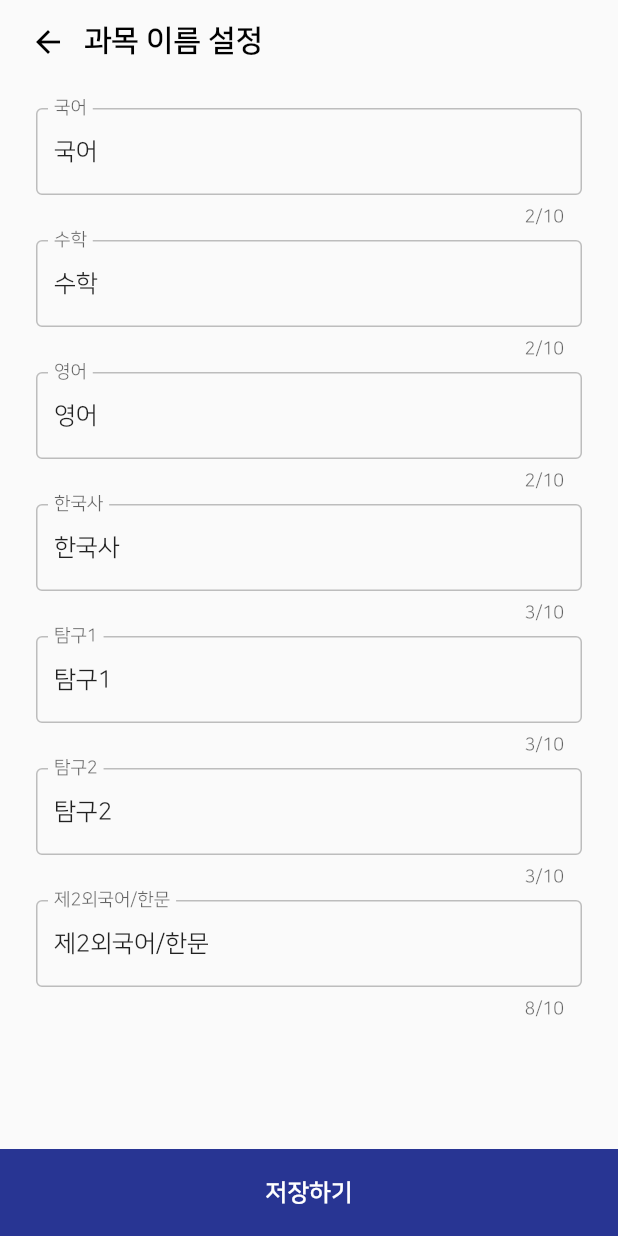
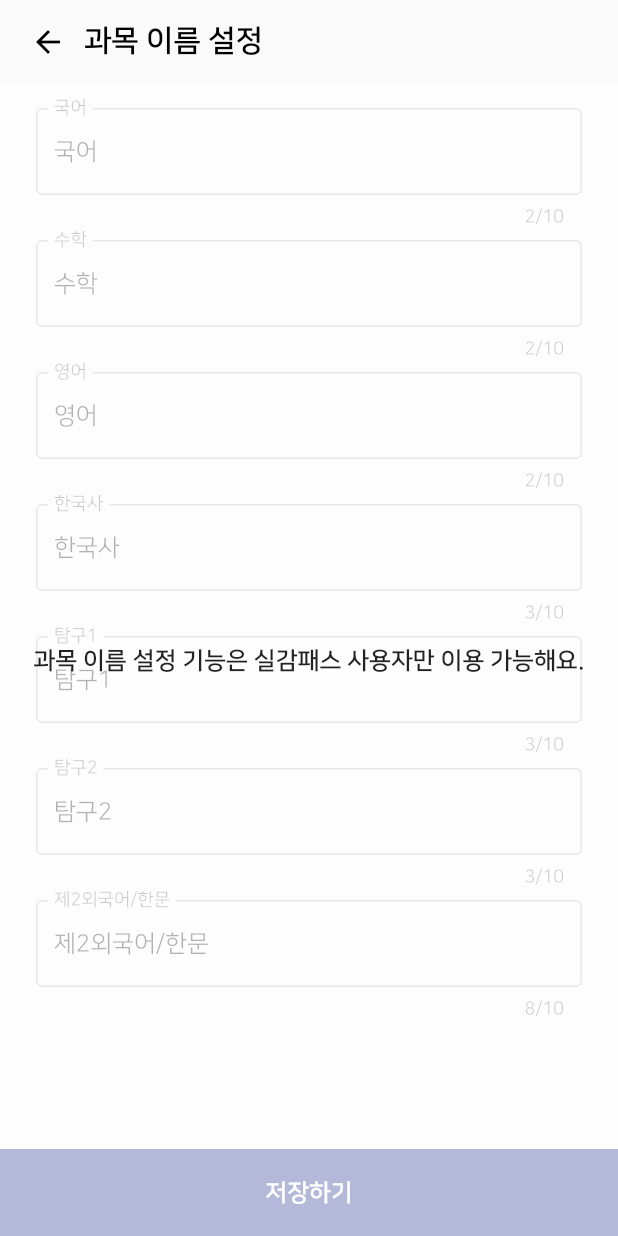
Before and after one commit to silgam/silgam-flutter, a Flutter app: the CustomizeSubjectNamePage screen opened by its route, on a phone screen of 412 x 824 dp. Run offline on Flutter 3.47's test engine with Material 2 defaults, Android fonts, the phone set to English and light mode, and no system bars; our stand-ins replace bloc, cached_network_image, carousel_slider, cloud_firestore, connectivity_plus, dio and 35 more; missing offline and left inert: audio_session, flutter_facebook_auth, in_app_purchase_storekit, kakao_flutter_sdk, mixpanel_flutter, rich_text_controller; accounts and stored records are empty; generated files the repository leaves out were written again; network calls fail; statements that could not run were skipped.

Commit message:
feat: 과목 이름 설정 페이지에 무료 사용자는 오버레이 띄우기

```diff
--- /dev/null
+++ b/lib/presentation/common/free_user_block_overlay.dart
@@ -0,0 +1,49 @@
+import 'package:collection/collection.dart';
+import 'package:flutter/material.dart';
+import 'package:flutter_bloc/flutter_bloc.dart';
+
+import '../app/cubit/iap_cubit.dart';
+import 'purchase_button.dart';
+
+class FreeUserBlockOverlay extends StatelessWidget {
+  const FreeUserBlockOverlay({super.key, required this.text});
+
+  final String text;
+
+  @override
+  Widget build(BuildContext context) {
+    return Container(
+      color: Colors.white.withOpacity(0.65),
+      alignment: Alignment.center,
+      padding: const EdgeInsets.all(20),
+      child: Column(
+        mainAxisSize: MainAxisSize.min,
+        children: [
+          Text(
+            text,
+            textAlign: TextAlign.center,
+            style: const TextStyle(
+              fontWeight: FontWeight.bold,
+              fontSize: 16,
+            ),
+          ),
+          BlocBuilder<IapCubit, IapState>(
+            builder: (context, iapState) {
+              final product = iapState.activeProducts.firstOrNull;
+              if (product == null) {
+                return const SizedBox.shrink();
+              }
+              return Padding(
+                padding: const EdgeInsets.only(top: 20),
+                child: PurchaseButton(
+                  product: iapState.activeProducts.first,
+                  expand: false,
+                ),
+              );
+            },
+          ),
+        ],
+      ),
+    );
+  }
+}
--- a/lib/presentation/customize_subject_name_page/customize_subject_name_page.dart
+++ b/lib/presentation/customize_subject_name_page/customize_subject_name_page.dart
@@ -3,7 +3,9 @@ import 'package:flutter_bloc/flutter_bloc.dart';
 
 import '../../model/subject.dart';
 import '../../util/injection.dart';
+import '../app/cubit/app_cubit.dart';
 import '../common/custom_menu_bar.dart';
+import '../common/free_user_block_overlay.dart';
 import 'cubit/customize_subject_name_cubit.dart';
 
 class CustomizeSubjectNamePage extends StatelessWidget {
@@ -20,8 +22,27 @@ class CustomizeSubjectNamePage extends StatelessWidget {
         onTap: () => FocusManager.instance.primaryFocus?.unfocus(),
         child: Scaffold(
           body: SafeArea(
-            child: BlocConsumer<CustomizeSubjectNameCubit,
-                CustomizeSubjectNameState>(
+            child: Column(
+              children: [
+                const CustomMenuBar(title: '과목 이름 설정'),
+                Expanded(
+                  child: Stack(
+                    children: [
+                      _buildBody(),
+                      _buildOverlay(),
+                    ],
+                  ),
+                ),
+              ],
+            ),
+          ),
+        ),
+      ),
+    );
+  }
+
+  Widget _buildBody() {
+    return BlocConsumer<CustomizeSubjectNameCubit, CustomizeSubjectNameState>(
       listener: (context, state) {
         if (state.isSaved) {
           Navigator.of(context).pop();
@@ -42,7 +63,6 @@ class CustomizeSubjectNamePage extends StatelessWidget {
 
         return Column(
           children: [
-                    const CustomMenuBar(title: '과목 이름 설정'),
             Expanded(
               child: ListView.separated(
                 padding: const EdgeInsets.symmetric(
@@ -51,8 +71,8 @@ class CustomizeSubjectNamePage extends StatelessWidget {
                 ),
                 itemCount: state.subjectNameMap.length,
                 itemBuilder: (context, index) {
-                          final subject = Subject.defaultSubjectNameMap.keys
-                              .elementAt(index);
+                  final subject =
+                      Subject.defaultSubjectNameMap.keys.elementAt(index);
                   return TextField(
                     controller: textControllerMap[subject],
                     maxLength: 10,
@@ -123,10 +143,22 @@ class CustomizeSubjectNamePage extends StatelessWidget {
           ],
         );
       },
-            ),
-          ),
-        ),
-      ),
+    );
+  }
+
+  Widget _buildOverlay() {
+    return BlocBuilder<AppCubit, AppState>(
+      buildWhen: (previous, current) =>
+          previous.productBenefit.isCustomSubjectNameAvailable !=
+          current.productBenefit.isCustomSubjectNameAvailable,
+      builder: (context, state) {
+        if (state.productBenefit.isCustomSubjectNameAvailable) {
+          return const SizedBox.shrink();
+        }
+        return const FreeUserBlockOverlay(
+          text: '과목 이름 설정 기능은 실감패스 사용자만 이용 가능해요.',
+        );
+      },
     );
   }
 }
--- a/lib/presentation/home_page/stat/stat_view.dart
+++ b/lib/presentation/home_page/stat/stat_view.dart
@@ -12,9 +12,8 @@ import '../../../model/subject.dart';
 import '../../../util/const.dart';
 import '../../../util/injection.dart';
 import '../../app/cubit/app_cubit.dart';
-import '../../app/cubit/iap_cubit.dart';
 import '../../common/custom_card.dart';
-import '../../common/purchase_button.dart';
+import '../../common/free_user_block_overlay.dart';
 import '../../common/scaffold_body.dart';
 import '../../common/subject_filter_chip.dart';
 import '../cubit/home_cubit.dart';
@@ -144,40 +143,9 @@ class _StatViewState extends State<StatView> {
                       ],
                     ),
                     if (!appState.productBenefit.isStatisticAvailable)
-                      Container(
-                        color: Colors.white.withOpacity(0.65),
-                        alignment: Alignment.center,
-                        padding: const EdgeInsets.all(20),
-                        child: Column(
-                          mainAxisSize: MainAxisSize.min,
-                          children: [
-                            const Text(
-                              '예시 데이터입니다.\n통계 기능은 실감패스 사용자만 이용 가능해요.',
-                              textAlign: TextAlign.center,
-                              style: TextStyle(
-                                fontWeight: FontWeight.bold,
-                                fontSize: 16,
-                              ),
-                            ),
-                            BlocBuilder<IapCubit, IapState>(
-                              builder: (context, iapState) {
-                                final product =
-                                    iapState.activeProducts.firstOrNull;
-                                if (product == null) {
-                                  return const SizedBox.shrink();
-                                }
-                                return Padding(
-                                  padding: const EdgeInsets.only(top: 20),
-                                  child: PurchaseButton(
-                                    product: iapState.activeProducts.first,
-                                    expand: false,
-                                  ),
-                                );
-                              },
-                            ),
-                          ],
-                        ),
-                      )
+                      const FreeUserBlockOverlay(
+                        text: '예시 데이터입니다.\n통계 기능은 실감패스 사용자만 이용 가능해요.',
+                      ),
                   ],
                 );
               },
```
Lines whose indentation alone changed are shown as unchanged.
